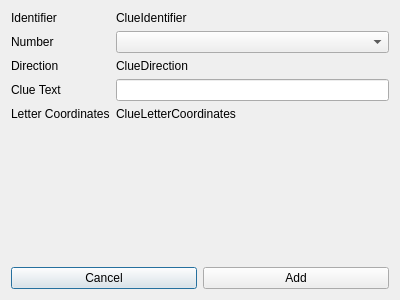
Old version of the form ui/newcrosswordcluepage.ui in the repository Tw1ddle/Blind-Crossword-Editor.
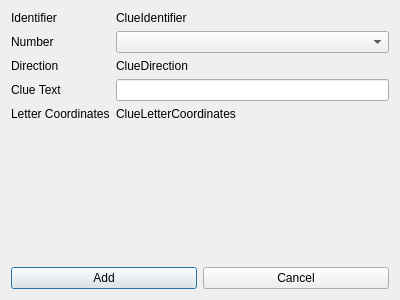
New version of the form.

What changed in the file:
```diff
--- a/ui/newcrosswordcluepage.ui
+++ b/ui/newcrosswordcluepage.ui
@@ -34,7 +34,7 @@
       </widget>
      </item>
      <item row="2" column="0">
-      <widget class="QLabel" name="directionLabel">
+      <widget class="QLabel" name="numberLabel">
        <property name="text">
         <string>Number</string>
        </property>
@@ -44,7 +44,7 @@
       <widget class="QComboBox" name="comboBox_4"/>
      </item>
      <item row="3" column="0">
-      <widget class="QLabel" name="directionLabel_2">
+      <widget class="QLabel" name="directionLabel">
        <property name="text">
         <string>Direction</string>
        </property>
@@ -86,19 +86,19 @@
    <item>
     <layout class="QHBoxLayout" name="horizontalLayout">
      <item>
-      <widget class="QPushButton" name="pushButton_2">
-       <property name="text">
-        <string>Cancel</string>
-       </property>
-      </widget>
-     </item>
-     <item>
-      <widget class="QPushButton" name="pushButton">
+      <widget class="QPushButton" name="addButton">
        <property name="text">
         <string>Add</string>
        </property>
       </widget>
      </item>
+     <item>
+      <widget class="QPushButton" name="cancelButton">
+       <property name="text">
+        <string>Cancel</string>
+       </property>
+      </widget>
+     </item>
     </layout>
    </item>
   </layout>
```
Left out of the diff: 45 changed lines with no effect on the pictures.
